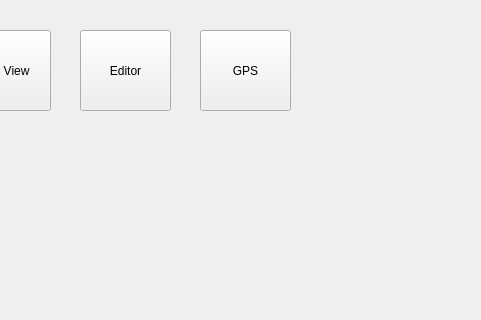
This is mainview/gui.ui in ericj974/pymedia_manager as Qt 5 draws it before an edit; both pictures show x 200 to 681 and y 0 to 320 of the 878 by 692 pixel window. The edited form follows.
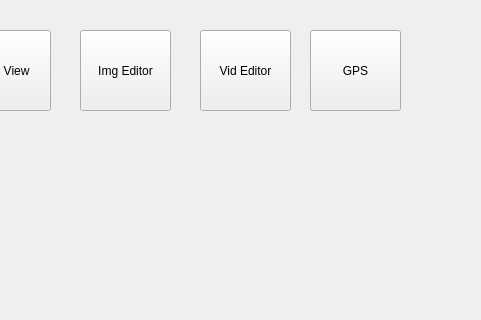
This is the edited form. Custom widgets are drawn as their Qt base class.

Commit message: addition of video editor module

The edit to the form file:
```diff
--- a/mainview/gui.ui
+++ b/mainview/gui.ui
@@ -46,7 +46,7 @@
                     </rect>
                 </property>
                 <property name="text">
-                    <string>Editor</string>
+     <string>Img Editor</string>
                 </property>
             </widget>
             <widget class="FileExplorerWidget" name="widget" native="true">
@@ -81,7 +81,7 @@
             <widget class="QPushButton" name="pushButton_gps">
                 <property name="geometry">
                     <rect>
-                        <x>400</x>
+      <x>510</x>
                         <y>30</y>
                         <width>91</width>
                         <height>81</height>
@@ -91,6 +91,19 @@
                     <string>GPS</string>
                 </property>
             </widget>
+   <widget class="QPushButton" name="pushButton_editor_vid">
+    <property name="geometry">
+     <rect>
+      <x>400</x>
+      <y>30</y>
+      <width>91</width>
+      <height>81</height>
+     </rect>
+    </property>
+    <property name="text">
+     <string>Vid Editor</string>
+    </property>
+   </widget>
         </widget>
         <widget class="QMenuBar" name="menubar">
             <property name="geometry">
```
Left out of the diff: 4 changed lines with no effect on the pictures. Lines whose indentation alone changed are shown as unchanged. The commit also changes 3 other files.
